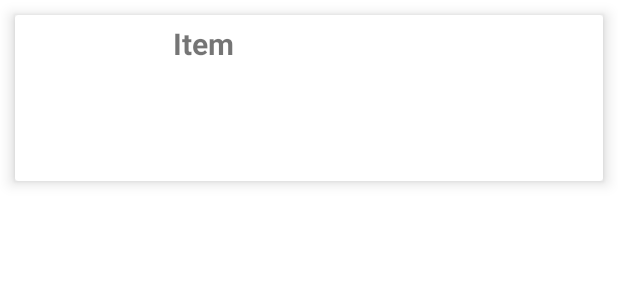
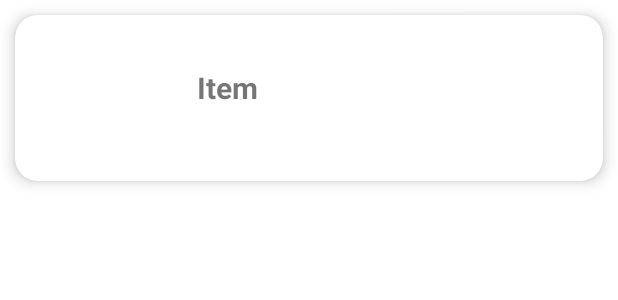
Before and after one commit to FudoStyle/RestOran, an Android app: the layout views_dishes.xml on its own in the app's theme, with its tools: preview values and no code run, on a phone screen of 412 x 824 dp. Shown: the top 300 px of the screen. Run offline under Robolectric (Android 15) with nearby library versions, the phone set to English and light mode, and no system bars; network calls fail; Roboto replaces fonts that are not available here.

Commit message:
API and details work

```diff
--- a/app/build.gradle
+++ b/app/build.gradle
@@ -42,6 +42,9 @@ dependencies {
     implementation 'androidx.appcompat:appcompat:1.4.1'
     implementation 'com.google.android.material:material:1.5.0'
     implementation 'androidx.constraintlayout:constraintlayout:2.1.3'
+    implementation 'com.android.volley:volley:1.2.1'
+    implementation 'com.google.code.gson:gson:2.8.7'
+    implementation 'com.squareup.picasso:picasso:2.71828'
     testImplementation 'junit:junit:4.+'
     androidTestImplementation 'androidx.test.ext:junit:1.1.3'
     androidTestImplementation 'androidx.test.espresso:espresso-core:3.4.0'
--- a/app/src/main/java/fr/isen/carcreff/restoran/DetailActivity.kt
+++ b/app/src/main/java/fr/isen/carcreff/restoran/DetailActivity.kt
@@ -13,7 +13,7 @@ class DetailActivity : AppCompatActivity() {
         super.onCreate(savedInstanceState)
         setContentView(R.layout.activity_detail)
 
-        findViewById<TextView>(R.id.nameCourseTitle).text = (intent.getSerializableExtra("course") as FoodViewModel).text
+        findViewById<TextView>(R.id.nameCourseTitle).text = (intent.getSerializableExtra("course") as FoodModel).name_fr
     }
 
 
--- a/app/src/main/res/layout/views_dishes.xml
+++ b/app/src/main/res/layout/views_dishes.xml
@@ -8,10 +8,10 @@
     android:layout_height="wrap_content"
     android:layout_margin="10dp"
     app:cardElevation="6dp"
+    app:cardCornerRadius="15dp"
     android:id="@+id/card_view">
 
     <androidx.constraintlayout.widget.ConstraintLayout
-
         android:id="@+id/relativelayout"
         android:layout_width="match_parent"
         android:layout_height="wrap_content"
@@ -22,33 +22,39 @@
             android:id="@+id/itemimage"
             android:layout_width="100dp"
             android:layout_height="100dp"
+            android:scaleType="centerCrop"
             app:layout_constraintLeft_toLeftOf="parent"
-            app:layout_constraintTop_toTopOf="parent" />
+            app:layout_constraintTop_toTopOf="parent"
+           />
 
         <TextView
             android:id="@+id/itemtext"
-            android:layout_width="179dp"
-            android:layout_height="56dp"
+            android:layout_width="wrap_content"
+            android:layout_height="wrap_content"
+            android:layout_marginLeft="16dp"
+            android:layout_marginTop="4dp"
             android:text="Item"
             android:textSize="20sp"
             android:textStyle="bold"
+            app:layout_constraintBottom_toBottomOf="parent"
             app:layout_constraintLeft_toRightOf="@id/itemimage"
-            app:layout_constraintTop_toTopOf="parent" />
+            app:layout_constraintTop_toTopOf="parent"
+            app:layout_constraintVertical_bias="0.367" />
 
         <TextView
             android:id="@+id/itemdetail"
-            android:layout_width="178dp"
-            android:layout_height="41dp"
+            android:layout_width="wrap_content"
+            android:layout_height="wrap_content"
             app:layout_constraintLeft_toRightOf="@id/itemimage"
             app:layout_constraintTop_toBottomOf="@id/itemtext"
             app:layout_goneMarginTop="8dp" />
 
         <TextView
             android:id="@+id/itemprice"
-            android:layout_width="68dp"
-            android:layout_height="71dp"
-            android:layout_marginTop="16dp"
-            android:layout_marginEnd="16dp"
+            android:layout_width="wrap_content"
+            android:layout_height="wrap_content"
+            android:layout_marginTop="64dp"
+            android:layout_marginEnd="36dp"
             app:layout_constraintEnd_toEndOf="parent"
             app:layout_constraintTop_toTopOf="parent" />
 
--- a/build.gradle
+++ b/build.gradle
@@ -8,6 +8,7 @@ buildscript {
         classpath "com.android.tools.build:gradle:7.0.4"
         classpath "org.jetbrains.kotlin:kotlin-gradle-plugin:1.5.20"
 
+
         // NOTE: Do not place your application dependencies here; they belong
         // in the individual module build.gradle files
     }
```
Also changed, not shown: app/src/main/AndroidManifest.xml (+5 -7 lines), app/src/main/java/fr/isen/carcreff/restoran/FoodAdapter.kt (+17 -10 lines), app/src/main/java/fr/isen/carcreff/restoran/FoodResult.kt (added, +19 -0 lines), app/src/main/java/fr/isen/carcreff/restoran/MainCourseActivity.kt (+31 -30 lines), app/src/main/java/fr/isen/carcreff/restoran/Service.kt (deleted, +0 -39 lines).
